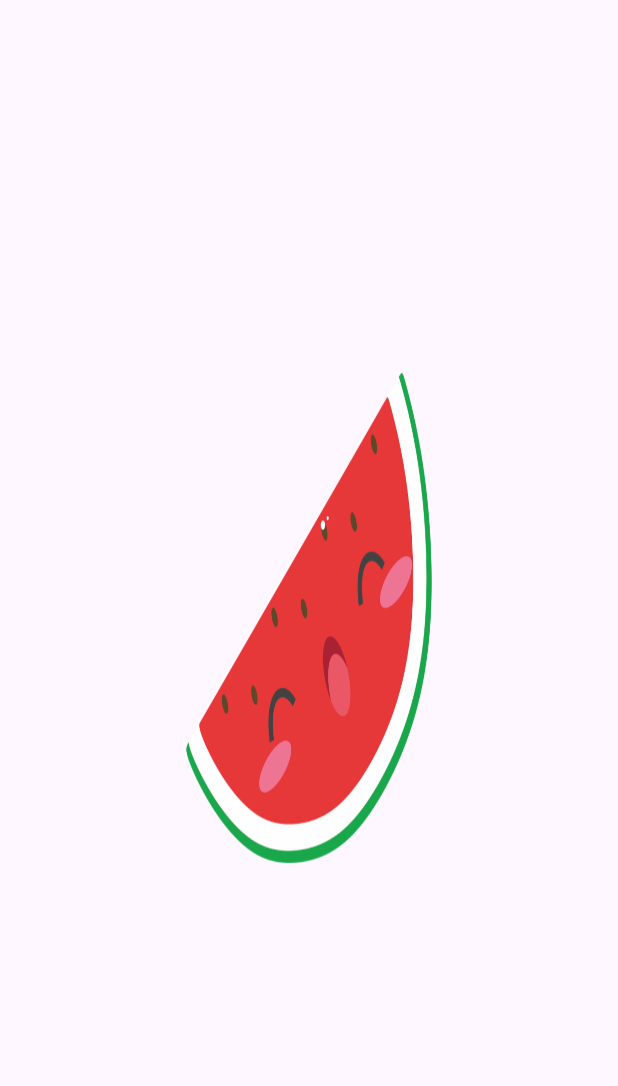
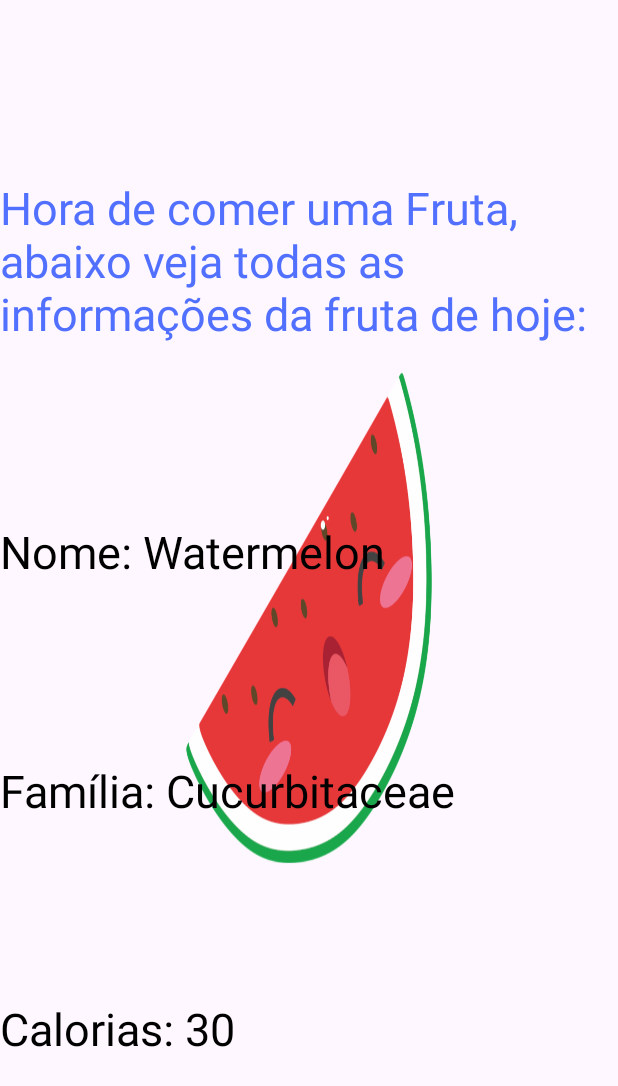
Before and after one commit to mihcristina/esg-adventure-mobile, an Android app: the FruitDetails screen opened directly, with no data from a screen before it, on a phone screen of 412 x 824 dp. Shown: the top 1086 px of the screen. Run offline under Robolectric (Android 15) with nearby library versions, the phone set to English and light mode, and no system bars.

Commit message:
Adiciona chamada de api, mais página de frutas

```diff
--- /dev/null
+++ b/app/src/main/java/com/example/esg_adventure/Adapter/AdapterFruit.kt
@@ -0,0 +1,34 @@
+package com.example.esg_adventure.Adapter
+
+import android.content.Context
+import android.view.LayoutInflater
+import android.view.View
+import android.view.ViewGroup
+import android.widget.TextView
+import androidx.recyclerview.widget.RecyclerView
+import com.example.esg_adventure.R
+import com.example.esg_adventure.model.Fruit
+
+class AdapterFruit(private val context: Context, private val frutas: MutableList<Fruit>): RecyclerView.Adapter<AdapterFruit.FruitViewHolder>() {
+
+
+    inner class FruitViewHolder(itemView: View) : RecyclerView.ViewHolder(itemView) {
+        var name = itemView.findViewById<TextView>(R.id.nameFruits)
+        var fruit = itemView.findViewById<TextView>(R.id.family)
+        var calories = itemView.findViewById<TextView>(R.id.calories)
+    }
+
+    override fun onCreateViewHolder(parent: ViewGroup, viewType: Int): FruitViewHolder {
+        val itemLista = LayoutInflater.from(context).inflate(R.layout.information_fruits, parent, false)
+        val holder = FruitViewHolder(itemLista)
+        return holder
+    }
+
+    override fun getItemCount(): Int  = frutas.size
+
+    override fun onBindViewHolder(holder: FruitViewHolder, position: Int) {
+        holder.name.text = "Nome: " + frutas[position].name
+        holder.fruit.text = "Família: " + frutas[position].family
+        holder.calories.text = "Calorias: " + frutas[position].nutritions.calories
+    }
+}
--- a/app/src/main/java/com/example/esg_adventure/CarouselCards.kt
+++ b/app/src/main/java/com/example/esg_adventure/CarouselCards.kt
@@ -1,17 +1,23 @@
 package com.example.esg_adventure
 
+import android.content.Intent
 import androidx.appcompat.app.AppCompatActivity
 import android.os.Bundle
 import androidx.recyclerview.widget.LinearLayoutManager
 import androidx.recyclerview.widget.RecyclerView
 import com.example.esg_adventure.Adapter.AdapterCard
+import com.example.esg_adventure.databinding.ActivityCarouselCardsBinding
+import com.example.esg_adventure.databinding.ActivityFruitDetailsBinding
 import com.example.esg_adventure.model.Card
 
 class CarouselCards : AppCompatActivity() {
 
+    private lateinit var binding: ActivityCarouselCardsBinding
+
     override fun onCreate(savedInstanceState: Bundle?) {
+        binding = ActivityCarouselCardsBinding.inflate(layoutInflater)
         super.onCreate(savedInstanceState)
-        setContentView(R.layout.activity_carousel_cards)
+        setContentView(binding.root)
 
         val recyclerView_cards = findViewById<RecyclerView>(R.id.recyclerViewCards)
         recyclerView_cards.layoutManager = LinearLayoutManager(this, LinearLayoutManager.HORIZONTAL, false)
@@ -34,5 +40,15 @@ class CarouselCards : AppCompatActivity() {
         listaCartas.add(cartaTres)
         listaCartas.add(cartaQuatro)
         listaCartas.add(cartaCinco)
+
+        binding.btJogar.setOnClickListener {
+            jogar()
+        }
+    }
+
+    private fun jogar() {
+        val intent = Intent(this, FruitDetails::class.java)
+        startActivity(intent)
+        finish()
     }
 }
--- a/app/src/main/java/com/example/esg_adventure/Factory/RetrofitFactory.kt
+++ b/app/src/main/java/com/example/esg_adventure/Factory/RetrofitFactory.kt
@@ -5,7 +5,7 @@ import retrofit2.converter.gson.GsonConverterFactory
 
 class RetrofitFactory {
 
-    val URL: String = "https://www.fruityvice.com/api/"
+    val URL: String = "https://www.fruityvice.com/api/fruit/watermelon"
 
     val retrofitFactory = Retrofit.Builder()
         .baseUrl(URL)
--- a/app/src/main/java/com/example/esg_adventure/FruitDetails.kt
+++ b/app/src/main/java/com/example/esg_adventure/FruitDetails.kt
@@ -2,8 +2,15 @@ package com.example.esg_adventure
 
 import androidx.appcompat.app.AppCompatActivity
 import android.os.Bundle
+import androidx.recyclerview.widget.LinearLayoutManager
+import androidx.recyclerview.widget.RecyclerView
+import com.example.esg_adventure.Adapter.AdapterCard
+import com.example.esg_adventure.Adapter.AdapterFruit
 import com.example.esg_adventure.databinding.ActivityFruitDetailsBinding
 import com.example.esg_adventure.databinding.ActivityMainBinding
+import com.example.esg_adventure.model.Card
+import com.example.esg_adventure.model.Fruit
+import com.example.esg_adventure.model.Nutrition
 
 class FruitDetails : AppCompatActivity() {
 
@@ -14,5 +21,32 @@ class FruitDetails : AppCompatActivity() {
         binding = ActivityFruitDetailsBinding.inflate(layoutInflater)
         setContentView(binding.root)
 
+        val recyclerView_cards = findViewById<RecyclerView>(R.id.recyclerViewFruits)
+        recyclerView_cards.layoutManager = LinearLayoutManager(this, LinearLayoutManager.HORIZONTAL, false)
+        recyclerView_cards.setHasFixedSize(true)
+
+        //adapter
+        val listaFrutas: MutableList<Fruit> = mutableListOf()
+        val adapterFrutas = AdapterFruit(this, listaFrutas)
+        recyclerView_cards.adapter = adapterFrutas
+
+
+        val frutaUm = Fruit(
+            name = "Watermelon",
+            id = 2,
+            family = "Cucurbitaceae",
+            order = "Cucurbitales",
+            genus = "Citrullus",
+            nutritions = Nutrition(
+                calories = 30,
+                fat = 0.2,
+                sugar = 6.0,
+                carbohydrates = 8.0,
+                protein = 0.6
+            )
+        )
+
+        listaFrutas.add(frutaUm)
+
     }
 }
--- a/app/src/main/res/layout/activity_fruit_details.xml
+++ b/app/src/main/res/layout/activity_fruit_details.xml
@@ -6,22 +6,10 @@
     android:layout_height="match_parent"
     tools:context=".FruitDetails">
 
-    <ImageView
-        android:id="@+id/background"
-        android:layout_width="match_parent"
-        android:layout_height="match_parent"
-        android:background="@drawable/watermelon"
-        app:layout_constraintTop_toTopOf="parent"
-        app:layout_constraintStart_toStartOf="parent"
-        app:layout_constraintEnd_toEndOf="parent"
-        app:layout_constraintBottom_toBottomOf="parent"
-        />
-
     <androidx.recyclerview.widget.RecyclerView
-        android:id="@+id/recyclerViewCards"
+        android:id="@+id/recyclerViewFruits"
         android:layout_width="match_parent"
         android:layout_height="match_parent"
         />
 
-
 </androidx.constraintlayout.widget.ConstraintLayout>
--- /dev/null
+++ b/app/src/main/res/layout/information_fruits.xml
@@ -0,0 +1,69 @@
+<?xml version="1.0" encoding="utf-8"?>
+<androidx.constraintlayout.widget.ConstraintLayout xmlns:android="http://schemas.android.com/apk/res/android"
+    xmlns:tools="http://schemas.android.com/tools"
+    android:layout_width="match_parent"
+    android:layout_height="match_parent"
+    xmlns:app="http://schemas.android.com/apk/res-auto">
+
+    <ImageView
+        android:id="@+id/background"
+        android:layout_width="match_parent"
+        android:layout_height="match_parent"
+        android:background="@drawable/watermelon"
+        app:layout_constraintTop_toTopOf="parent"
+        app:layout_constraintStart_toStartOf="parent"
+        app:layout_constraintEnd_toEndOf="parent"
+        app:layout_constraintBottom_toBottomOf="parent"
+        />
+
+
+    <TextView
+        android:id="@+id/information"
+        android:layout_width="match_parent"
+        android:layout_height="wrap_content"
+        android:text="Hora de comer uma Fruta, abaixo veja todas as informações da fruta de hoje:"
+        android:textColor="@color/purple"
+        android:textSize="30dp"
+        app:layout_constraintBottom_toTopOf="@id/nameFruits"
+        app:layout_constraintEnd_toEndOf="parent"
+        app:layout_constraintStart_toStartOf="parent"
+        app:layout_constraintTop_toTopOf="parent"
+        app:layout_constraintVertical_bias="0.0" />
+
+    <TextView
+        android:id="@+id/nameFruits"
+        android:layout_width="match_parent"
+        android:layout_height="wrap_content"
+        android:textColor="@color/black"
+        android:textSize="30dp"
+        app:layout_constraintBottom_toTopOf="@id/family"
+        app:layout_constraintEnd_toEndOf="parent"
+        app:layout_constraintStart_toStartOf="parent"
+        app:layout_constraintTop_toBottomOf="@id/information"
+        app:layout_constraintVertical_bias="0.0" />
+
+    <TextView
+        android:id="@+id/family"
+        android:layout_width="match_parent"
+        android:layout_height="wrap_content"
+        android:textColor="@color/black"
+        android:textSize="30dp"
+        app:layout_constraintBottom_toTopOf="@+id/calories"
+        app:layout_constraintEnd_toEndOf="parent"
+        app:layout_constraintStart_toStartOf="parent"
+        app:layout_constraintTop_toBottomOf="@id/nameFruits"
+        app:layout_constraintVertical_bias="0.736" />
+
+    <TextView
+        android:id="@+id/calories"
+        android:layout_width="match_parent"
+        android:layout_height="wrap_content"
+        android:textColor="@color/black"
+        android:textSize="30dp"
+        app:layout_constraintBottom_toBottomOf="@+id/background"
+        app:layout_constraintEnd_toEndOf="parent"
+        app:layout_constraintStart_toStartOf="parent"
+        app:layout_constraintTop_toBottomOf="@id/family"
+        app:layout_constraintVertical_bias="0.736" />
+
+</androidx.constraintlayout.widget.ConstraintLayout>
```
